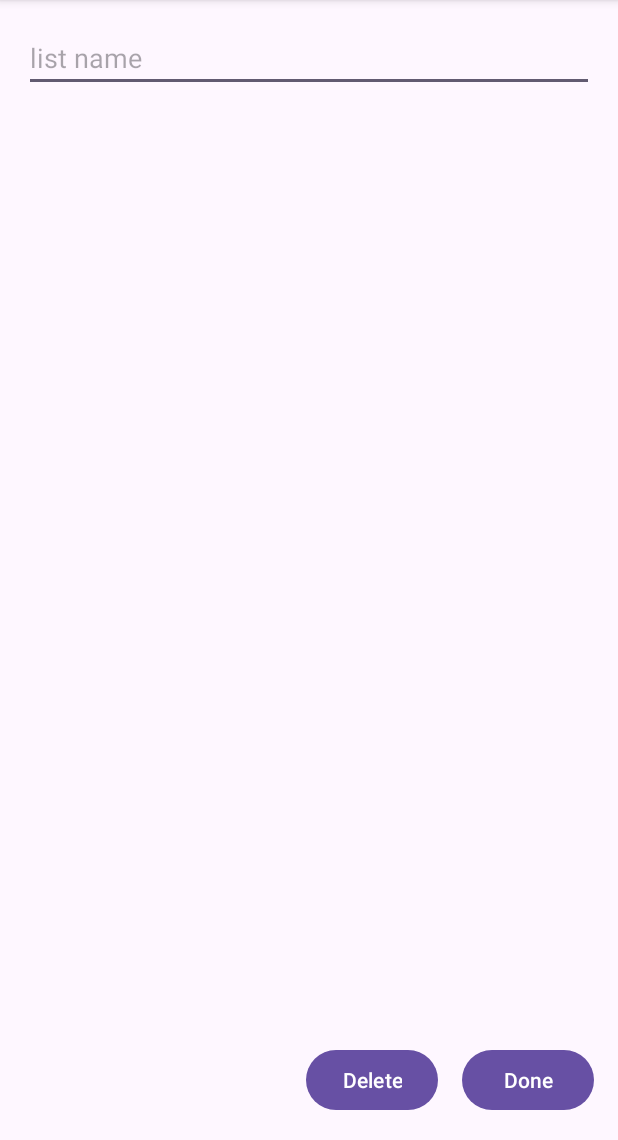
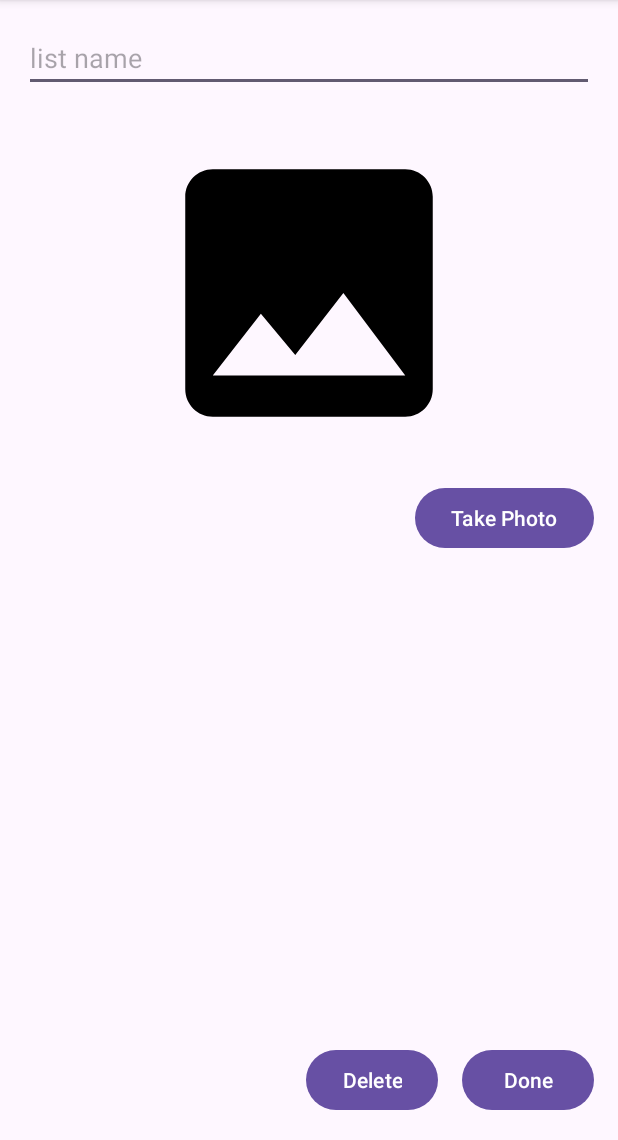
Before and after one commit to lgleto/CMII2324, an Android app: the ShoppingListDetailActivity screen opened directly, with no data from a screen before it, on a phone screen of 412 x 824 dp, the part 96-1236 px from its top. Run offline under Robolectric (Android 15) with nearby library versions, the phone set to English and light mode, and no system bars; our stand-ins replace Firebase (no records; nobody signed in at launch, a user with empty details on screens opened directly).

Commit message:
ShoppingList photo on the list

```diff
--- a/ShoppinList/app/build.gradle.kts
+++ b/ShoppinList/app/build.gradle.kts
@@ -56,5 +56,6 @@ dependencies {
     implementation("com.google.firebase:firebase-analytics")
     implementation("com.google.firebase:firebase-firestore")
     implementation("com.google.firebase:firebase-auth")
+    implementation("com.google.firebase:firebase-storage")
 
 }
--- a/ShoppinList/app/src/main/java/ipca/utility/shoppinglist/LoginActivity.kt
+++ b/ShoppinList/app/src/main/java/ipca/utility/shoppinglist/LoginActivity.kt
@@ -10,6 +10,9 @@ import com.google.firebase.auth.ktx.auth
 import com.google.firebase.ktx.Firebase
 import ipca.utility.shoppinglist.databinding.ActivityLoginBinding
 import ipca.utility.shoppinglist.databinding.ActivityShoppongListDetailBinding
+import kotlinx.coroutines.Dispatchers
+import kotlinx.coroutines.GlobalScope
+import kotlinx.coroutines.launch
 
 class LoginActivity : AppCompatActivity() {
     private lateinit var binding: ActivityLoginBinding
@@ -19,7 +22,22 @@ class LoginActivity : AppCompatActivity() {
         binding = ActivityLoginBinding.inflate(layoutInflater)
         setContentView(binding.root)
 
+
+        GlobalScope.launch(Dispatchers.IO) {
+            Thread.sleep(1000)
+            GlobalScope.launch(Dispatchers.Main) {
+                if (auth.currentUser != null){
+                    val intent = Intent(this@LoginActivity, MainActivity::class.java)
+                    startActivity(intent)
+                }
+            }
+        }
+
+
+
         auth = Firebase.auth
+
+
 
         binding.buttonLogin.setOnClickListener {
 
--- /dev/null
+++ b/ShoppinList/app/src/main/res/drawable/baseline_image_24.xml
@@ -0,0 +1,5 @@
+<vector android:height="24dp" android:tint="#000000"
+    android:viewportHeight="24" android:viewportWidth="24"
+    android:width="24dp" xmlns:android="http://schemas.android.com/apk/res/android">
+    <path android:fillColor="@android:color/white" android:pathData="M21,19V5c0,-1.1 -0.9,-2 -2,-2H5c-1.1,0 -2,0.9 -2,2v14c0,1.1 0.9,2 2,2h14c1.1,0 2,-0.9 2,-2zM8.5,13.5l2.5,3.01L14.5,12l4.5,6H5l3.5,-4.5z"/>
+</vector>
--- a/ShoppinList/app/src/main/res/layout/activity_shoppong_list_detail.xml
+++ b/ShoppinList/app/src/main/res/layout/activity_shoppong_list_detail.xml
@@ -5,6 +5,17 @@
     android:layout_width="match_parent"
     android:layout_height="match_parent"
     tools:context=".ShoppingListDetailActivity">
+
+    <ImageView
+        android:id="@+id/imageViewPhoto"
+        android:layout_width="match_parent"
+        android:layout_height="220dp"
+        android:layout_marginTop="24dp"
+        android:src="@drawable/baseline_image_24"
+        app:layout_constraintDimensionRatio="4:3"
+        app:layout_constraintEnd_toEndOf="parent"
+        app:layout_constraintStart_toStartOf="parent"
+        app:layout_constraintTop_toBottomOf="@+id/editTextListName" />
 
     <EditText
         android:id="@+id/editTextListName"
@@ -39,4 +50,14 @@
         android:text="Delete"
         app:layout_constraintBottom_toBottomOf="parent"
         app:layout_constraintEnd_toStartOf="@+id/buttonDone" />
+
+    <Button
+        android:id="@+id/buttonTakePhoto"
+        android:layout_width="wrap_content"
+        android:layout_height="wrap_content"
+        android:layout_marginTop="16dp"
+        android:layout_marginEnd="16dp"
+        android:text="Take Photo"
+        app:layout_constraintEnd_toEndOf="parent"
+        app:layout_constraintTop_toBottomOf="@+id/imageViewPhoto" />
 </androidx.constraintlayout.widget.ConstraintLayout>
--- /dev/null
+++ b/ShoppinList/app/src/main/res/xml/file_paths.xml
@@ -0,0 +1,4 @@
+<?xml version="1.0" encoding="utf-8"?>
+<paths xmlns:android="http://schemas.android.com/apk/res/android">
+    <external-files-path name="my_images" path="/" />
+</paths>
```
Also changed, not shown: ShoppinList/app/src/main/AndroidManifest.xml (+20 -0 lines), ShoppinList/app/src/main/java/ipca/utility/shoppinglist/MainActivity.kt (+17 -0 lines), ShoppinList/app/src/main/java/ipca/utility/shoppinglist/ShoppingListDetailActivity.kt (+97 -1 lines), ShoppinList/app/src/main/java/ipca/utility/shoppinglist/model/ShoppingList.kt (+6 -3 lines), ShoppinList/app/src/main/res/layout/row_list.xml (+10 -1 lines).
